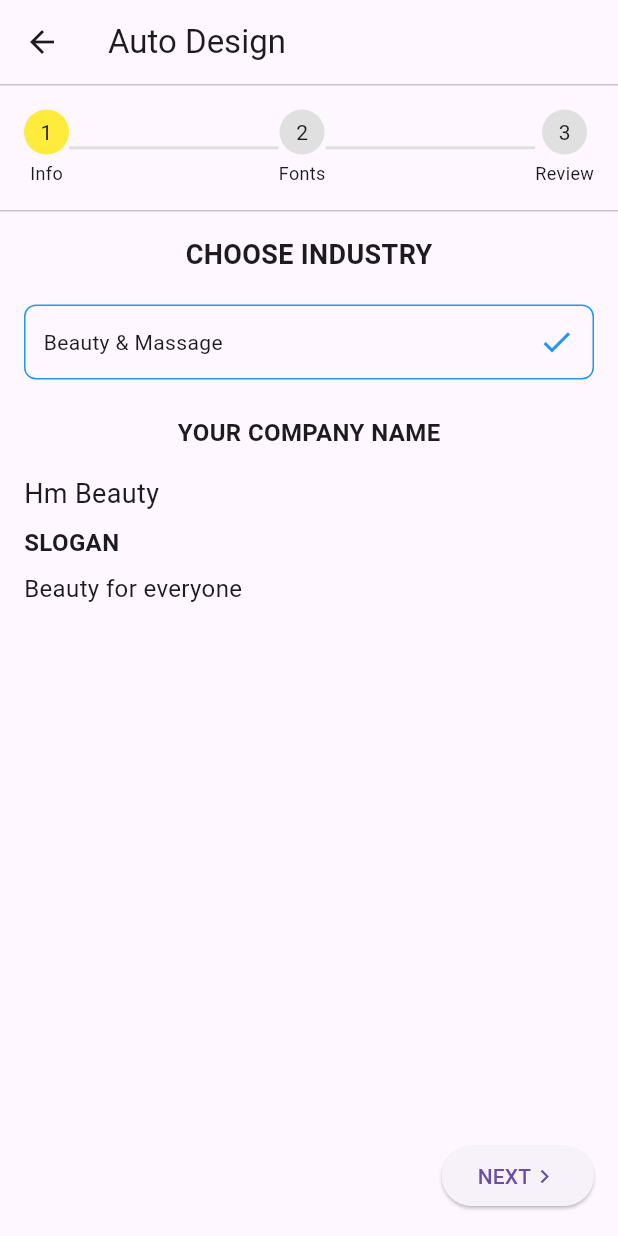
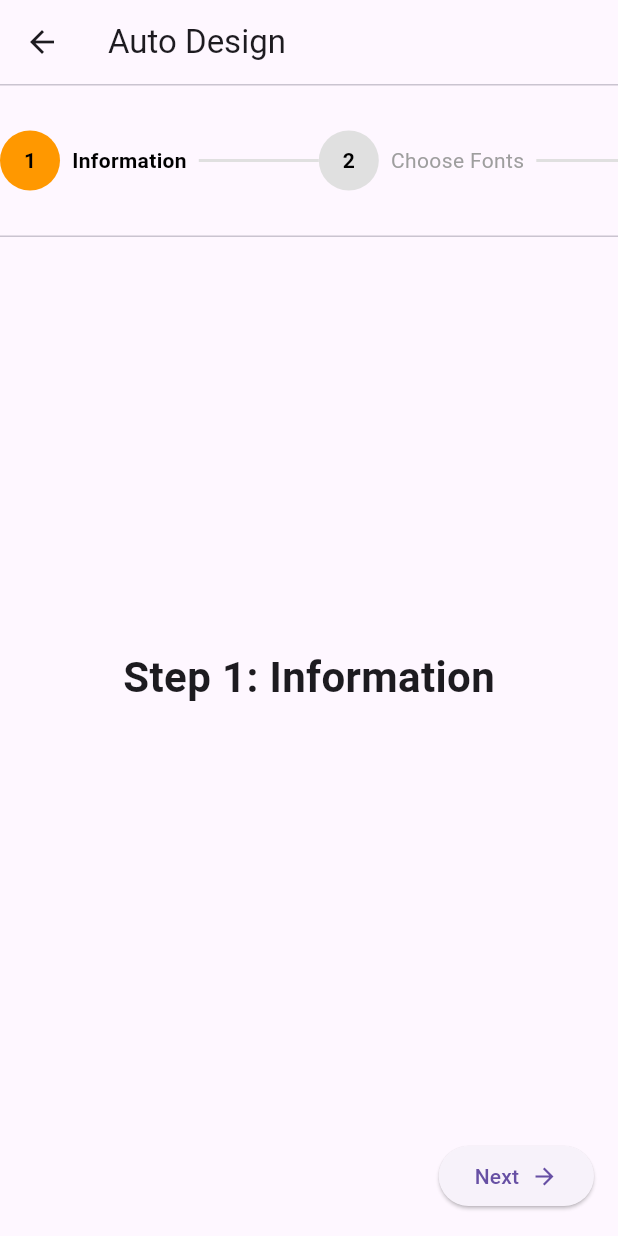
Before and after one commit to devsinntechnologies/logo-app-flutter, a Flutter app: the screen it shows after launch, after a tap on "Auto Design", on a phone screen of 412 x 824 dp. Run offline on Flutter 3.47's test engine with Material 3 defaults, Android fonts, the light colour scheme and no system bars.

Commit message:
Updtaed the step trail

```diff
--- /dev/null
+++ b/logo_app_flutter/lib/components/step_trail.dart
@@ -0,0 +1,81 @@
+import 'package:flutter/material.dart';
+
+class StepTrail extends StatelessWidget {
+  final int currentStep;
+  final List<String> stepTitles;
+  final ScrollController scrollController;
+
+  const StepTrail({
+    super.key,
+    required this.currentStep,
+    required this.stepTitles,
+    required this.scrollController,
+  });
+
+  @override
+  Widget build(BuildContext context) {
+    return Container(
+      height: 100,
+      padding: const EdgeInsets.symmetric(vertical: 16),
+      child: SingleChildScrollView(
+        controller: scrollController,
+        scrollDirection: Axis.horizontal,
+        child: Row(
+          children: List.generate(
+            stepTitles.length,
+            (index) => _buildStep(index),
+          ),
+        ),
+      ),
+    );
+  }
+
+  Widget _buildStep(int index) {
+    bool isCompleted = index < currentStep;
+    bool isActive = index == currentStep;
+
+    return Row(
+      children: [
+        Row(
+          children: [
+            // Step circle
+            Container(
+              width: 40,
+              height: 40,
+              decoration: BoxDecoration(
+                color:
+                    isCompleted || isActive ? Colors.orange : Colors.grey[300],
+                shape: BoxShape.circle,
+              ),
+              child: Center(
+                child: Text(
+                  '${index + 1}',
+                  style: const TextStyle(
+                    color: Colors.black,
+                    fontWeight: FontWeight.bold,
+                  ),
+                ),
+              ),
+            ),
+            const SizedBox(width: 8),
+            // Step title
+            Text(
+              stepTitles[index],
+              style: TextStyle(
+                fontWeight: isActive ? FontWeight.bold : FontWeight.normal,
+                color: isActive ? Colors.black : Colors.grey,
+              ),
+            ),
+            const SizedBox(width: 8),
+          ],
+        ),
+        if (index != stepTitles.length - 1)
+          Container(
+            width: 80,
+            height: 2,
+            color: index < currentStep ? Colors.orange : Colors.grey[300],
+          ),
+      ],
+    );
+  }
+}
--- a/logo_app_flutter/lib/screens/design_input_screen.dart
+++ b/logo_app_flutter/lib/screens/design_input_screen.dart
@@ -1,5 +1,6 @@
 import 'package:flutter/material.dart';
 
+// Main StatefulWidget for the Design Input Screen
 class DesignInputScreen extends StatefulWidget {
   const DesignInputScreen({super.key});
 
@@ -7,282 +8,194 @@ class DesignInputScreen extends StatefulWidget {
   State<DesignInputScreen> createState() => _DesignInputScreenState();
 }
 
+// State class for DesignInputScreen
 class _DesignInputScreenState extends State<DesignInputScreen> {
-  int _currentStep = 0;
+  int _currentStep = 0; // Tracks the current step
+  final PageController _pageController =
+      PageController(); // Controls the PageView
+  final ScrollController _scrollController =
+      ScrollController(); // Controls the horizontal scroll
+
+  // Titles for each step
+  List<String> stepTitles = [
+    "Information",
+    "Choose Fonts",
+    "Review",
+    "Customize",
+    "Download",
+  ];
+
+  @override
+  void dispose() {
+    _pageController.dispose();
+    _scrollController.dispose();
+    super.dispose();
+  }
+
+  // Moves to the next step
+  void _nextStep() {
+    if (_currentStep < stepTitles.length - 1) {
+      setState(() {
+        _currentStep++;
+      });
+      _pageController.nextPage(
+        duration: Duration(milliseconds: 300),
+        curve: Curves.easeInOut,
+      );
+
+      // Scrolls forward in the step indicator
+      _scrollController.animateTo(
+        (_currentStep * 120).toDouble(),
+        duration: Duration(milliseconds: 300),
+        curve: Curves.easeInOut,
+      );
+    }
+  }
+
+  // Moves to the previous step
+  void _prevStep() {
+    if (_currentStep > 0) {
+      setState(() {
+        _currentStep--;
+      });
+      _pageController.previousPage(
+        duration: Duration(milliseconds: 300),
+        curve: Curves.easeInOut,
+      );
+
+      // Scrolls backward in the step indicator
+      _scrollController.animateTo(
+        (_currentStep * 120).toDouble(),
+        duration: Duration(milliseconds: 300),
+        curve: Curves.easeInOut,
+      );
+    } else {
+      Navigator.pop(context); // Exits the screen if on the first step
+    }
+  }
+
+  // Builds a single step indicator
+  Widget _buildStep(int index) {
+    bool isCompleted = index < _currentStep; // Checks if the step is completed
+    bool isActive = index == _currentStep; // Checks if the step is active
+
+    return Row(
+      children: [
+        Row(
+          children: [
+            // Step circle
+            Container(
+              width: 40,
+              height: 40,
+              decoration: BoxDecoration(
+                color:
+                    isCompleted || isActive ? Colors.orange : Colors.grey[300],
+                shape: BoxShape.circle,
+              ),
+              child: Center(
+                child: Text(
+                  '${index + 1}', // Step number
+                  style: TextStyle(
+                    color: Colors.black,
+                    fontWeight: FontWeight.bold,
+                  ),
+                ),
+              ),
+            ),
+            const SizedBox(width: 8),
+            // Step title
+            Text(
+              stepTitles[index],
+              style: TextStyle(
+                fontWeight: isActive ? FontWeight.bold : FontWeight.normal,
+                color: isActive ? Colors.black : Colors.grey,
+              ),
+            ),
+            SizedBox(width: 8),
+          ],
+        ),
+        // Connector line between steps
+        if (index != stepTitles.length - 1)
+          Container(
+            width: 80,
+            height: 2,
+            color: index < _currentStep ? Colors.orange : Colors.grey[300],
+          ),
+      ],
+    );
+  }
 
   @override
   Widget build(BuildContext context) {
     return Scaffold(
       appBar: AppBar(
-        title: Text('Auto Design'),
+        title: Text('Auto Design'), // AppBar title
         leading: IconButton(
           icon: Icon(Icons.arrow_back),
-          onPressed: () {
-            if (_currentStep > 0) {
-              setState(() {
-                _currentStep--;
-              });
-            } else {
-              Navigator.pop(context);
-            }
-          },
-        ),
+          onPressed: _prevStep,
+        ), // Back button
       ),
       body: Column(
         children: [
-          Divider(height: 1),
+          const Divider(height: 1), // Divider above the step indicator
+          // Step indicator container
+          Container(
+            height: 100,
+            padding: const EdgeInsets.symmetric(vertical: 16),
+            child: SingleChildScrollView(
+              controller: _scrollController,
+              scrollDirection: Axis.horizontal,
+              child: Row(
+                children: List.generate(
+                  stepTitles.length,
+                  (index) => _buildStep(index), // Builds each step indicator
+                ),
+              ),
+            ),
+          ),
+          const Divider(height: 1), // Divider below the step indicator
+          // PageView for step content
+          Expanded(
+            child: PageView.builder(
+              controller: _pageController,
+              physics: NeverScrollableScrollPhysics(), // Disables user swipe
+              itemCount: stepTitles.length,
+              itemBuilder: (context, index) {
+                return Center(
+                  child: Text(
+                    'Step ${index + 1}: ${stepTitles[index]}', // Displays step content
+                    style: TextStyle(fontSize: 28, fontWeight: FontWeight.bold),
+                  ),
+                );
+              },
+            ),
+          ),
+          // Navigation buttons
           Padding(
             padding: const EdgeInsets.all(16.0),
             child: Row(
+              mainAxisAlignment: MainAxisAlignment.end,
               children: [
-                Column(
-                  children: [
-                    Container(
-                      width: 30,
-                      height: 30,
-                      decoration: BoxDecoration(
-                        color:
-                            _currentStep >= 0
-                                ? Colors.yellow
-                                : Colors.grey[300],
-                        shape: BoxShape.circle,
-                      ),
-                      child: Center(child: Text('1')),
+                if (_currentStep < stepTitles.length - 1)
+                  ElevatedButton(
+                    onPressed: _nextStep, // Next button
+                    child: Row(
+                      mainAxisSize: MainAxisSize.min,
+                      children: [
+                        Text('Next'),
+                        const SizedBox(width: 8),
+                        Icon(Icons.arrow_forward),
+                      ],
                     ),
-                    SizedBox(height: 4),
-                    Text('Info', style: TextStyle(fontSize: 12)),
-                  ],
-                ),
-                Expanded(
-                  child: Container(
-                    height: 2,
-                    color: _currentStep >= 1 ? Colors.yellow : Colors.grey[300],
+                  )
+                else
+                  ElevatedButton(
+                    onPressed: () {
+                      Navigator.pop(context); // Finish button
+                    },
+                    child: Text('Finish'),
                   ),
-                ),
-                Column(
-                  children: [
-                    Container(
-                      width: 30,
-                      height: 30,
-                      decoration: BoxDecoration(
-                        color:
-                            _currentStep >= 1
-                                ? Colors.yellow
-                                : Colors.grey[300],
-                        shape: BoxShape.circle,
-                      ),
-                      child: Center(child: Text('2')),
-                    ),
-                    SizedBox(height: 4),
-                    Text('Fonts', style: TextStyle(fontSize: 12)),
-                  ],
-                ),
-                Expanded(
-                  child: Container(
-                    height: 2,
-                    color: _currentStep >= 2 ? Colors.yellow : Colors.grey[300],
-                  ),
-                ),
-                Column(
-                  children: [
-                    Container(
-                      width: 30,
-                      height: 30,
-                      decoration: BoxDecoration(
-                        color:
-                            _currentStep >= 2
-                                ? Colors.yellow
-                                : Colors.grey[300],
-                        shape: BoxShape.circle,
-                      ),
-                      child: Center(child: Text('3')),
-                    ),
-                    SizedBox(height: 4),
-                    Text('Review', style: TextStyle(fontSize: 12)),
-                  ],
-                ),
               ],
-            ),
-          ),
-          Divider(height: 1),
-          Expanded(
-            child: Padding(
-              padding: const EdgeInsets.all(16.0),
-              child:
-                  _currentStep == 0
-                      ? Column(
-                        crossAxisAlignment: CrossAxisAlignment.start,
-                        children: [
-                          Center(
-                            child: Text(
-                              'CHOOSE INDUSTRY',
-                              style: TextStyle(
-                                fontSize: 18,
-                                fontWeight: FontWeight.bold,
-                              ),
-                            ),
-                          ),
-                          SizedBox(height: 20),
-                          Container(
-                            padding: EdgeInsets.all(12),
-                            decoration: BoxDecoration(
-                              border: Border.all(color: Colors.blue),
-                              borderRadius: BorderRadius.circular(8),
-                            ),
-                            child: Row(
-                              mainAxisAlignment: MainAxisAlignment.spaceBetween,
-                              children: [
-                                Text('Beauty & Massage'),
-                                Icon(Icons.check, color: Colors.blue),
-                              ],
-                            ),
-                          ),
-                          SizedBox(height: 24),
-                          Center(
-                            child: Text(
-                              'YOUR COMPANY NAME',
-                              style: TextStyle(
-                                fontSize: 16,
-                                fontWeight: FontWeight.bold,
-                              ),
-                            ),
-                          ),
-                          SizedBox(height: 16),
-                          Text('Hm Beauty', style: TextStyle(fontSize: 18)),
-                          SizedBox(height: 8),
-                          Text(
-                            'SLOGAN',
-                            style: TextStyle(
-                              fontSize: 16,
-                              fontWeight: FontWeight.bold,
-                            ),
-                          ),
-                          SizedBox(height: 8),
-                          Text(
-                            'Beauty for everyone',
-                            style: TextStyle(fontSize: 16),
-                          ),
-                          Spacer(),
-                          Align(
-                            alignment: Alignment.bottomRight,
-                            child: ElevatedButton(
-                              onPressed: () {
-                                setState(() {
-                                  _currentStep = 1;
-                                });
-                              },
-                              child: Row(
-                                mainAxisSize: MainAxisSize.min,
-                                children: [
-                                  Text('NEXT'),
-                                  Icon(Icons.chevron_right),
-                                ],
-                              ),
-                            ),
-                          ),
-                        ],
-                      )
-                      : _currentStep == 1
-                      ? Column(
-                        crossAxisAlignment: CrossAxisAlignment.start,
-                        children: [
-                          Center(
-                            child: Text(
-                              'CHOOSE FONT',
-                              style: TextStyle(
-                                fontSize: 20,
-                                fontWeight: FontWeight.bold,
-                              ),
-                            ),
-                          ),
-                          SizedBox(height: 24),
-                          Container(
-                            padding: EdgeInsets.all(12),
-                            decoration: BoxDecoration(
-                              border: Border.all(color: Colors.blue),
-                              borderRadius: BorderRadius.circular(8),
-                            ),
-                            child: Text('Elegant Font'),
-                          ),
-                          SizedBox(height: 16),
-                          Container(
-                            padding: EdgeInsets.all(12),
-                            decoration: BoxDecoration(
-                              border: Border.all(color: Colors.grey),
-                              borderRadius: BorderRadius.circular(8),
-                            ),
-                            child: Text('Modern Font'),
-                          ),
-                          SizedBox(height: 16),
-                          Container(
-                            padding: EdgeInsets.all(12),
-                            decoration: BoxDecoration(
-                              border: Border.all(color: Colors.grey),
-                              borderRadius: BorderRadius.circular(8),
-                            ),
-                            child: Text('Classic Font'),
-                          ),
-                          Spacer(),
-                          Align(
-                            alignment: Alignment.bottomRight,
-                            child: ElevatedButton(
-                              onPressed: () {
-                                setState(() {
-                                  _currentStep = 2;
-                                });
-                              },
-                              child: Row(
-                                mainAxisSize: MainAxisSize.min,
-                                children: [
-                                  Text('NEXT'),
-                                  Icon(Icons.chevron_right),
-                                ],
-                              ),
-                            ),
-                          ),
-                        ],
-                      )
-                      : Column(
-                        crossAxisAlignment: CrossAxisAlignment.center,
-                        children: [
-                          Center(
-                            child: Text(
-                              'REVIEW & FINISH',
-                              style: TextStyle(
-                                fontSize: 22,
-                                fontWeight: FontWeight.bold,
-                              ),
-                            ),
-                          ),
-                          SizedBox(height: 24),
-                          Text(
-                            'Company: Hm Beauty',
-                            style: TextStyle(fontSize: 18),
-                          ),
-                          SizedBox(height: 8),
-                          Text(
-                            'Slogan: Beauty for everyone',
-                            style: TextStyle(fontSize: 18),
-                          ),
-                          SizedBox(height: 24),
-                          Text(
-                            'Selected Industry: Beauty & Massage',
-                            style: TextStyle(fontSize: 16),
-                          ),
-                          SizedBox(height: 8),
-                          Text(
-                            'Selected Font: Elegant Font',
-                            style: TextStyle(fontSize: 16),
-                          ),
-                          Spacer(),
-                          ElevatedButton(
-                            onPressed: () {
-                              Navigator.pop(context);
-                            },
-                            child: Text('FINISH'),
-                          ),
-                        ],
-                      ),
             ),
           ),
         ],
```
